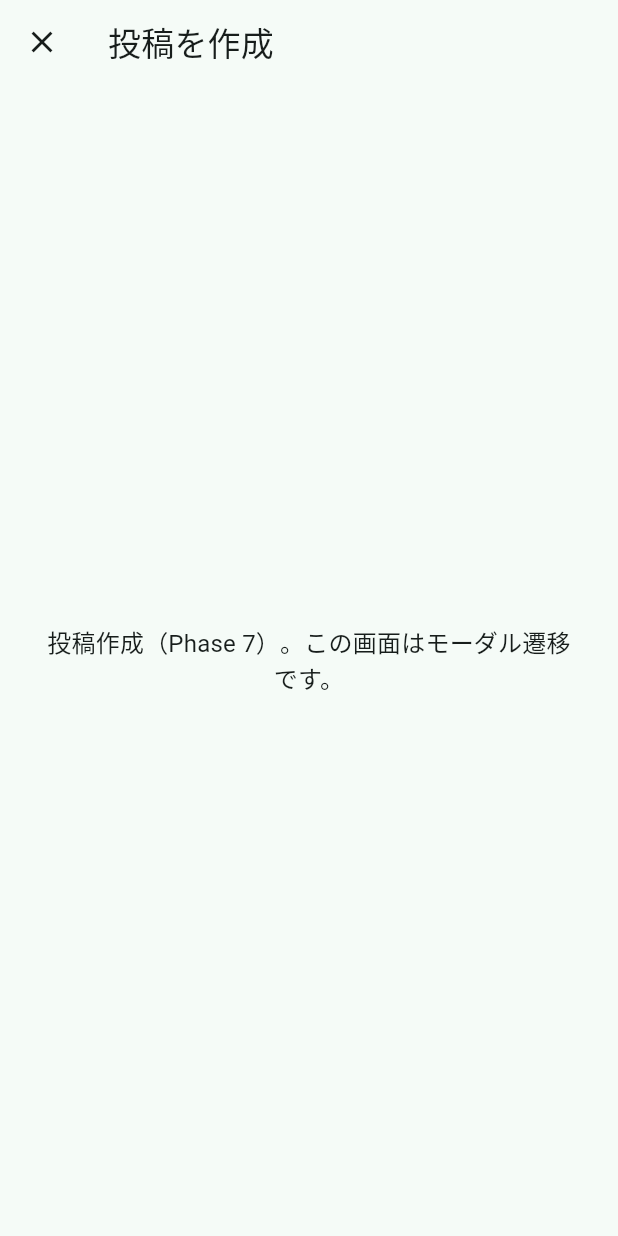
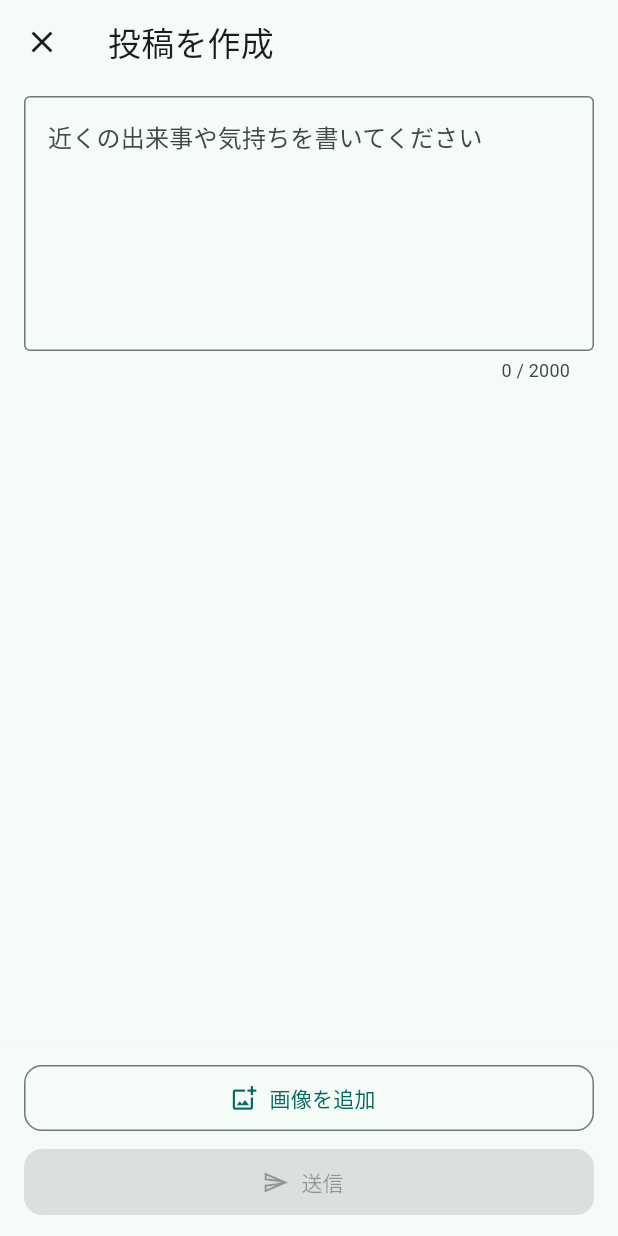
Before and after one commit to inumaruseiya/Nirz, a Flutter app: the ComposePage screen opened by its route, on a phone screen of 412 x 824 dp. Run offline on Flutter 3.47's test engine with Material 3 defaults, Android fonts, the phone set to English and light mode, and no system bars; our stand-ins replace equatable, flutter_riverpod, geolocator, go_router, supabase_flutter; accounts and stored records are empty.

Commit message:
feat(compose): implement ComposePage shell with text field and actions (7-1-1)
Co-authored-by: 犬丸 聖哉 <inumaruseiya@users.noreply.github.com>

```diff
--- a/lib/presentation/compose/compose_page.dart
+++ b/lib/presentation/compose/compose_page.dart
@@ -1,12 +1,35 @@
 import 'package:flutter/material.dart';
 import 'package:go_router/go_router.dart';
 
-/// 全画面モーダル（`fullscreenDialog`）で表示。Phase 7 で実装。
-class ComposePage extends StatelessWidget {
+import '../theme/app_tokens.dart';
+
+/// 全画面モーダル（`fullscreenDialog`）で表示する投稿作成画面。
+///
+/// 詳細設計 4.4: 本文入力・任意画像・位置ぼかし後の送信。レイアウトは Phase 7-1-1、
+/// 状態・バリデーション・送信は後続タスクで接続する。
+class ComposePage extends StatefulWidget {
   const ComposePage({super.key});
 
   @override
+  State<ComposePage> createState() => _ComposePageState();
+}
+
+class _ComposePageState extends State<ComposePage> {
+  static const int _maxContentLength = 2000;
+
+  final TextEditingController _contentController = TextEditingController();
+
+  @override
+  void dispose() {
+    _contentController.dispose();
+    super.dispose();
+  }
+
+  @override
   Widget build(BuildContext context) {
+    final theme = Theme.of(context);
+    final bottomInset = MediaQuery.paddingOf(context).bottom;
+
     return Scaffold(
       appBar: AppBar(
         leading: IconButton(
@@ -16,16 +39,109 @@ class ComposePage extends StatelessWidget {
         ),
         title: const Text('投稿を作成'),
       ),
-      body: Center(
-        child: Padding(
-          padding: const EdgeInsets.all(24),
-          child: Text(
-            '投稿作成（Phase 7）。この画面はモーダル遷移です。',
-            style: Theme.of(context).textTheme.bodyLarge,
-            textAlign: TextAlign.center,
-          ),
+      body: SafeArea(
+        child: Column(
+          crossAxisAlignment: CrossAxisAlignment.stretch,
+          children: [
+            Expanded(
+              child: SingleChildScrollView(
+                padding: const EdgeInsets.fromLTRB(
+                  AppTokens.spaceUnit * 2,
+                  AppTokens.spaceUnit,
+                  AppTokens.spaceUnit * 2,
+                  AppTokens.spaceUnit * 2,
+                ),
+                child: Align(
+                  alignment: Alignment.topCenter,
+                  child: ConstrainedBox(
+                    constraints: const BoxConstraints(
+                      maxWidth: AppTokens.bodyMaxLineWidth,
+                    ),
+                    child: Semantics(
+                      label: '投稿本文',
+                      textField: true,
+                      child: TextField(
+                        controller: _contentController,
+                        decoration: const InputDecoration(
+                          hintText: '近くの出来事や気持ちを書いてください',
+                          border: OutlineInputBorder(),
+                          alignLabelWithHint: true,
+                        ),
+                        keyboardType: TextInputType.multiline,
+                        textCapitalization: TextCapitalization.sentences,
+                        minLines: 6,
+                        maxLines: 12,
+                        maxLength: _maxContentLength,
+                        buildCounter: (
+                          context, {
+                          required currentLength,
+                          required isFocused,
+                          maxLength,
+                        }) {
+                          return Text(
+                            '$currentLength / $maxLength',
+                            style: theme.textTheme.bodySmall?.copyWith(
+                              color: theme.colorScheme.onSurfaceVariant,
+                            ),
+                          );
+                        },
+                        onChanged: (_) => setState(() {}),
+                      ),
+                    ),
+                  ),
+                ),
+              ),
+            ),
+            Material(
+              elevation: 2,
+              shadowColor: theme.shadowColor.withValues(alpha: 0.12),
+              child: Padding(
+                padding: EdgeInsets.fromLTRB(
+                  AppTokens.spaceUnit * 2,
+                  AppTokens.spaceUnit * 1.5,
+                  AppTokens.spaceUnit * 2,
+                  AppTokens.spaceUnit * 1.5 + bottomInset,
+                ),
+                child: Align(
+                  alignment: Alignment.center,
+                  child: ConstrainedBox(
+                    constraints: const BoxConstraints(
+                      maxWidth: AppTokens.bodyMaxLineWidth,
+                    ),
+                    child: Column(
+                      crossAxisAlignment: CrossAxisAlignment.stretch,
+                      children: [
+                        OutlinedButton.icon(
+                          onPressed: _onAddImagePressed,
+                          icon: const Icon(Icons.add_photo_alternate_outlined),
+                          label: const Text('画像を追加'),
+                        ),
+                        const SizedBox(height: AppTokens.spaceUnit),
+                        FilledButton.icon(
+                          onPressed: _canSubmitShell ? _onSubmitPressed : null,
+                          icon: const Icon(Icons.send_outlined),
+                          label: const Text('送信'),
+                        ),
+                      ],
+                    ),
+                  ),
+                ),
+              ),
+            ),
+          ],
         ),
       ),
     );
   }
+
+  /// シェル段階では常に無効（Phase 7-1-5 以降で位置ぼかし成功後に有効化）。
+  bool get _canSubmitShell => false;
+
+  void _onAddImagePressed() {
+    // Phase 7-1-4: image_picker 接続
+  }
+
+  void _onSubmitPressed() {
+    // Phase 7-1-7: CreatePostUseCase 接続
+  }
 }
```
